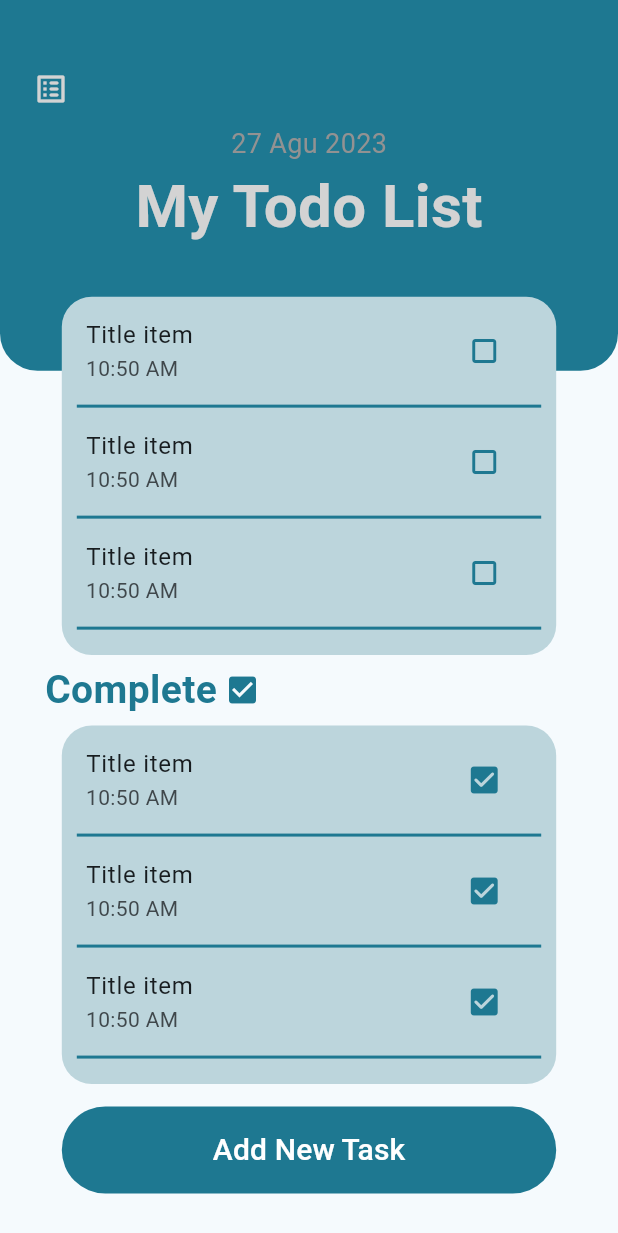
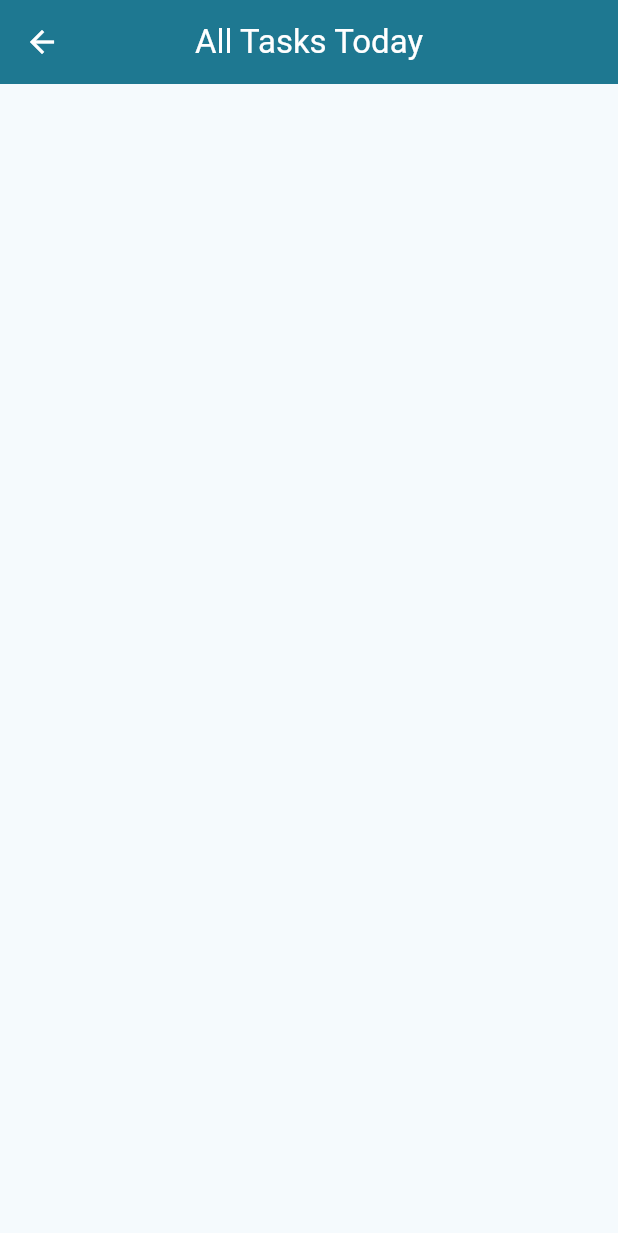
Before and after one commit to MinaYasser100/my-tasks, a Flutter app: the HomeView screen opened by its route, after a tap on the "list alt" icon, on a phone screen of 412 x 824 dp. Shown: the top 1233 px of the screen. Run offline on Flutter 3.47's test engine with Material 3 defaults, Android fonts, the phone set to English and light mode, and no system bars; our stand-ins replace lottie.

Commit message:
create all tasks today view

```diff
--- /dev/null
+++ b/lib/core/utils/function/custom_app_bar.dart
@@ -0,0 +1,11 @@
+import 'package:flutter/material.dart';
+import 'package:my_tasks/core/utils/constant.dart';
+
+AppBar customAppBar({required String title}) {
+  return AppBar(
+    backgroundColor: kPrimaryColor,
+    foregroundColor: Colors.white,
+    title: Text(title),
+    centerTitle: true,
+  );
+}
--- a/lib/core/utils/route_pages.dart
+++ b/lib/core/utils/route_pages.dart
@@ -1,15 +1,18 @@
 import 'package:flutter/material.dart';
 import 'package:my_tasks/features/add_new_task/views/add_new_task_view.dart';
+import 'package:my_tasks/features/all_tasks_today_view/views/all_tasks_today_view.dart';
 import 'package:my_tasks/features/home/views/home_view.dart';
 import 'package:my_tasks/features/splash_view/views/splash_view.dart';
 
 abstract class RoutePages {
   static String kHomeView = 'homeView';
   static String kAddNewTaskView = 'addNewTaskView';
+  static String kAllTasksTodayView = 'allTasksTodayView';
 
   static Map<String, Widget Function(BuildContext)> routes = {
     '/': (context) => const SplashView(),
     kHomeView: (context) => const HomeView(),
     kAddNewTaskView: (p0) => const AddNewTaskView(),
+    kAllTasksTodayView: (p0) => const AllTaskTodayView(),
   };
 }
--- a/lib/features/add_new_task/views/add_new_task_view.dart
+++ b/lib/features/add_new_task/views/add_new_task_view.dart
@@ -1,5 +1,5 @@
 import 'package:flutter/material.dart';
-import 'package:my_tasks/core/utils/constant.dart';
+import 'package:my_tasks/core/utils/function/custom_app_bar.dart';
 import 'package:my_tasks/features/add_new_task/views/widgets/add_new_task_view_body.dart';
 
 class AddNewTaskView extends StatelessWidget {
@@ -8,12 +8,7 @@ class AddNewTaskView extends StatelessWidget {
   @override
   Widget build(BuildContext context) {
     return Scaffold(
-      appBar: AppBar(
-        backgroundColor: kPrimaryColor,
-        foregroundColor: Colors.white,
-        title: const Text('Add New Task'),
-        centerTitle: true,
-      ),
+      appBar: customAppBar(title: 'Add New Task'),
       body: const AddNewTaskViewBody(),
     );
   }
--- /dev/null
+++ b/lib/features/all_tasks_today_view/views/all_tasks_today_view.dart
@@ -0,0 +1,17 @@
+import 'package:flutter/material.dart';
+import 'package:my_tasks/core/utils/function/custom_app_bar.dart';
+import 'package:my_tasks/features/all_tasks_today_view/views/widgets/all_tasks_today_view_body.dart';
+
+class AllTaskTodayView extends StatelessWidget {
+  const AllTaskTodayView({super.key});
+
+  @override
+  Widget build(BuildContext context) {
+    return Scaffold(
+      appBar: customAppBar(
+        title: 'All Tasks Today',
+      ),
+      body: const AllTasksTodayViewBody(),
+    );
+  }
+}
--- /dev/null
+++ b/lib/features/all_tasks_today_view/views/widgets/all_tasks_today_view_body.dart
@@ -0,0 +1,12 @@
+import 'package:flutter/material.dart';
+
+class AllTasksTodayViewBody extends StatelessWidget {
+  const AllTasksTodayViewBody({super.key});
+
+  @override
+  Widget build(BuildContext context) {
+    return const Column(
+      children: [],
+    );
+  }
+}
--- a/lib/features/home/views/widgets/initial_home_view.dart
+++ b/lib/features/home/views/widgets/initial_home_view.dart
@@ -1,5 +1,6 @@
 import 'package:flutter/material.dart';
 import 'package:my_tasks/core/utils/constant.dart';
+import 'package:my_tasks/core/utils/route_pages.dart';
 import 'package:my_tasks/core/utils/styles.dart';
 
 class InitialHomeWidget extends StatelessWidget {
@@ -30,7 +31,9 @@ class InitialHomeWidget extends StatelessWidget {
               padding: const EdgeInsets.only(left: 10),
               child: IconButton(
                   padding: EdgeInsets.zero,
-                  onPressed: () {},
+                  onPressed: () {
+                    Navigator.pushNamed(context, RoutePages.kAllTasksTodayView);
+                  },
                   icon: const Icon(
                     Icons.list_alt_rounded,
                     color: kLightGrey,
```
